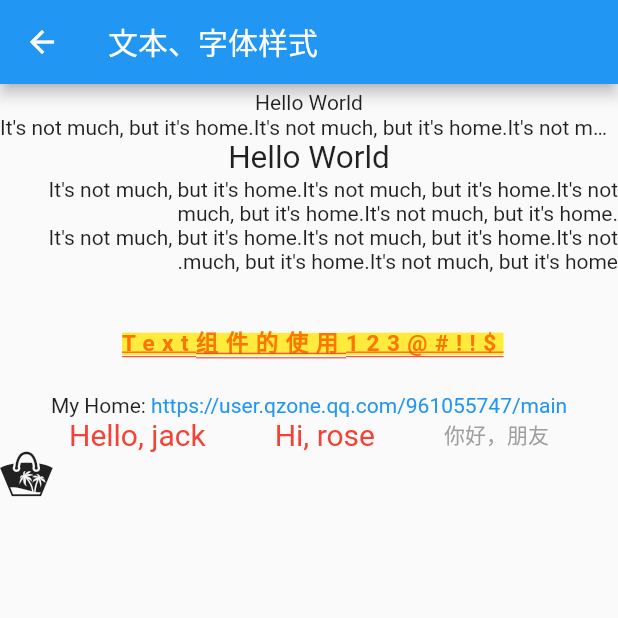
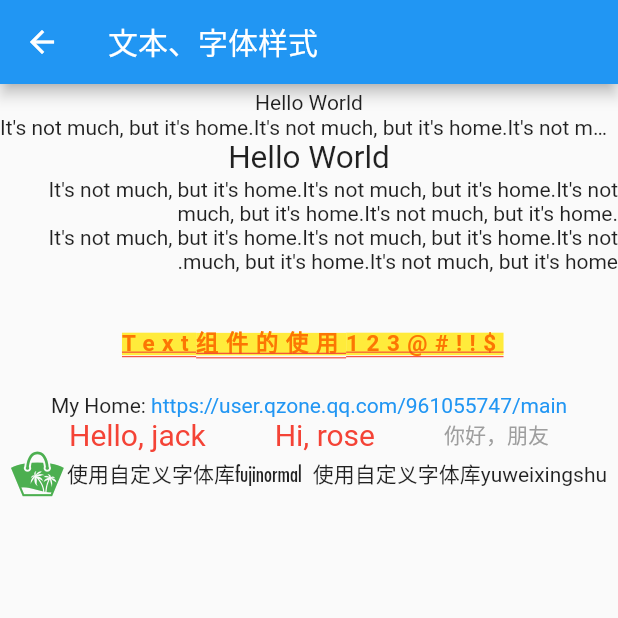
Before and after one commit to Git20616/ziyue, a Flutter app: the Chapter3 screen opened directly, after a tap on "文本字体样式", on a phone screen of 412 x 824 dp, the top half of it. Run offline on Flutter 3.47's test engine with Material 2 defaults, Android fonts, the phone set to English and light mode, and no system bars; Roboto replaces fonts that are missing (Peony); statements that could not run were skipped.

Commit message:
2020-8-21 17:59

```diff
--- a/ziyue/lib/chapter3/chapter3.dart
+++ b/ziyue/lib/chapter3/chapter3.dart
@@ -1,8 +1,11 @@
 import 'package:flutter/cupertino.dart';
 import 'package:flutter/material.dart';
+import 'package:ziyue/chapter3/some_button.dart';
 import 'package:ziyue/chapter3/state_lifecycle.dart';
 import 'package:ziyue/chapter3/state_manage.dart';
 import 'package:ziyue/chapter3/text_font_style.dart';
+
+import 'Image_icon.dart';
 
 class Chapter3 extends StatelessWidget {
   @override
@@ -57,7 +60,51 @@ class Chapter3 extends StatelessWidget {
                       return TextFontStyle();
                     }));
                   },
-                )
+                ),
+                FlatButton(
+                  child: Text("按钮",
+                    style: TextStyle(
+                      fontFamily: "Peony",
+                      fontSize: 20.0,
+                    ),
+                  ),
+                  onPressed: () {
+                    Navigator.push(context, MaterialPageRoute(
+                      builder: (context) {
+                        return SomeButton();
+                      }
+                    ));
+                  },
+                ),
+                RaisedButton(
+                  onPressed: () {
+                    Navigator.push(context, MaterialPageRoute(
+                      builder: (context) {
+                        return Scaffold(
+                          appBar: AppBar(
+                            title: Text(
+                              "图片与图标",
+                              style: TextStyle(
+                                fontFamily: "peony",
+                              ),
+                            ),
+                          ),
+                          body: ImageAndIcon(),
+                        );
+                      },
+                    ));
+                  },
+                  color: Colors.blue,
+                  shape: RoundedRectangleBorder(
+                    borderRadius: BorderRadius.circular(10.0),
+                  ),
+                  child: Text(
+                    "Image与Icon",
+                    style: TextStyle(
+                      fontFamily: "Narcissus",
+                    ),
+                  ),
+                ),
               ],
             )
           ],
--- a/ziyue/lib/chapter3/text_font_style.dart
+++ b/ziyue/lib/chapter3/text_font_style.dart
@@ -133,6 +133,7 @@ class TextFontStyle extends StatelessWidget {
             ),
           ),
           Row(
+            mainAxisAlignment: MainAxisAlignment.spaceEvenly,
             children: <Widget>[
               Icon(
                 IconData(
@@ -140,6 +141,19 @@ class TextFontStyle extends StatelessWidget {
                   fontFamily: "IconFont",
                 ),
                 size: 30.0,
+                color: Colors.green,
+              ),
+              Text(
+                "使用自定义字体库fujinormal",
+                style: TextStyle(
+                  fontFamily: "Narcissus",
+                ),
+              ),
+              Text(
+                "使用自定义字体库yuweixingshu",
+                style: TextStyle(
+                  fontFamily: "Peony",
+                ),
               ),
             ],
           ),
--- a/ziyue/pubspec.yaml
+++ b/ziyue/pubspec.yaml
@@ -44,6 +44,8 @@ flutter:
   # assets:
   #  - images/a_dot_burr.jpeg
   #  - images/a_dot_ham.jpeg
+  assets:
+    - images/lysnickname.png
 
   # An image asset can refer to one or more resolution-specific "variants", see
   # https://flutter.dev/assets-and-images/#resolution-aware.
@@ -77,4 +79,6 @@ flutter:
     - family: Narcissus
       fonts:
         - asset: fonts/fujinormal.ttf
+    - family: Peony
+      fonts:
         - asset: fonts/yuweixingshu.ttf
```
Also changed, not shown: ziyue/lib/chapter3/Image_icon.dart (added, +49 -0 lines), ziyue/lib/chapter3/some_button.dart (added, +99 -0 lines).
